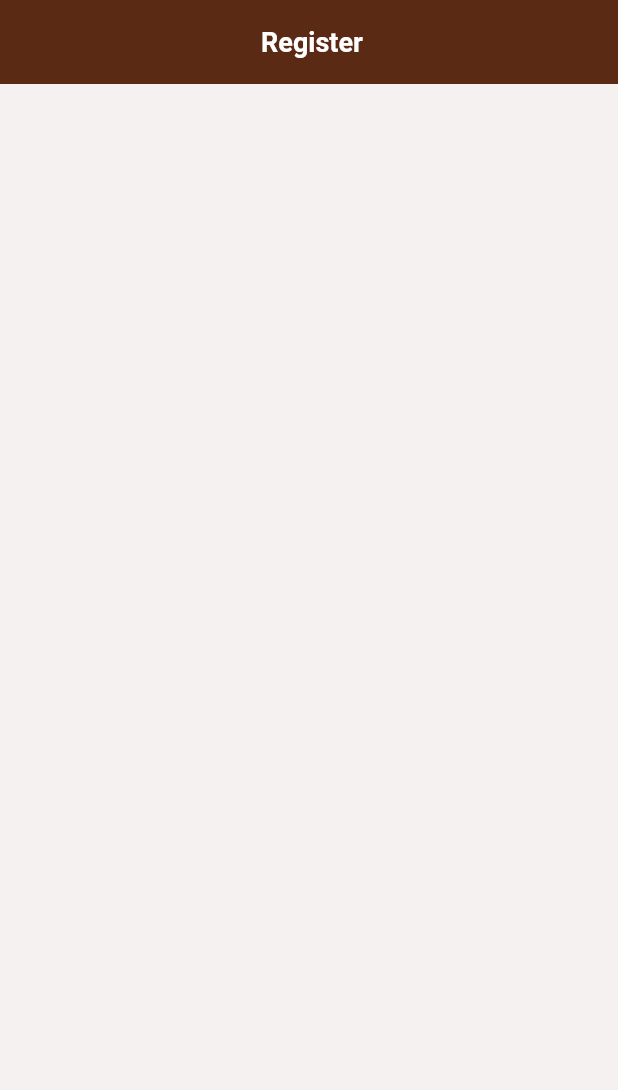
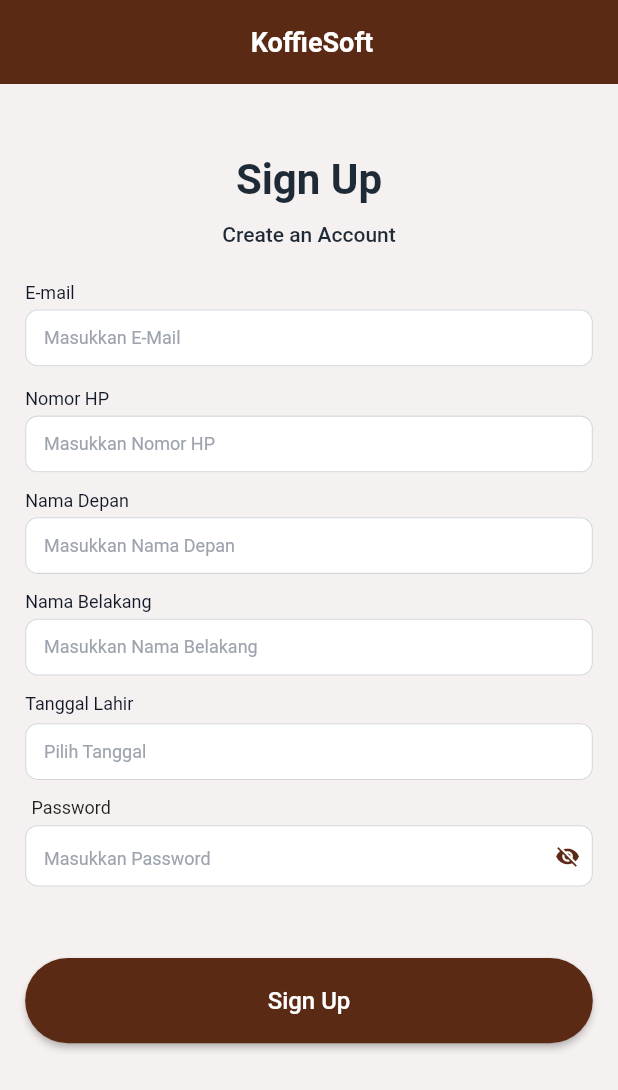
Before and after one commit to mrizkynurfajrie/Flutter-Google-Firebase-Auth, a Flutter app: the screen it shows after launch, on a phone screen of 412 x 824 dp. Shown: the top 1090 px of the screen. Run offline on Flutter 3.47's test engine with Material 2 defaults, Android fonts, the light colour scheme and no system bars; our stand-ins replace flutter_holo_date_picker, flutter_screenutil, flutter_spinkit, get, get_storage; Roboto replaces fonts that are missing (DMSans).

Commit message:
Page Register UI

```diff
--- a/lib/features/register/controller_register.dart
+++ b/lib/features/register/controller_register.dart
@@ -1,7 +1,17 @@
+import 'package:flutter/cupertino.dart';
 import 'package:get/get.dart';
 import 'package:koffiesoft_test/features/register/api_register.dart';
 
 class ControllerRegister extends GetxController {
   final ApiRegister api;
   ControllerRegister({required this.api});
+
+  var textEmail = TextEditingController();
+  var textHp = TextEditingController();
+  var textFirstname = TextEditingController();
+  var textLastname = TextEditingController();
+  var textTglLahir = TextEditingController();
+  var textPassword = TextEditingController();
+  var strictPassword = false;
+  var jenisKelamin = 1;
 }
--- a/lib/features/register/page_register.dart
+++ b/lib/features/register/page_register.dart
@@ -3,6 +3,12 @@ import 'package:flutter_screenutil/flutter_screenutil.dart';
 import 'package:get/get.dart';
 import 'package:koffiesoft_test/features/register/controller_register.dart';
 import 'package:koffiesoft_test/shared/constants/colors.dart';
+import 'package:koffiesoft_test/shared/constants/styles.dart';
+import 'package:koffiesoft_test/shared/widgets/button_primary.dart';
+import 'package:koffiesoft_test/shared/widgets/input_date.dart';
+import 'package:koffiesoft_test/shared/widgets/input_email.dart';
+import 'package:koffiesoft_test/shared/widgets/input_password.dart';
+import 'package:koffiesoft_test/shared/widgets/input_primary.dart';
 import 'package:koffiesoft_test/shared/widgets/page_decoration_top.dart';
 
 class PageRegister extends GetView<ControllerRegister> {
@@ -13,12 +19,13 @@ class PageRegister extends GetView<ControllerRegister> {
     return PageDecorationTop(
       title: '',
       centerTitle: true,
+      resizeAvoidBottom: true,
       toolbarColor: AppColor.primaryColor,
       toolbarTitleColor: AppColor.whiteColor,
       backgroundColor: AppColor.bgColor,
-      center:  const Center(
+      center: const Center(
         child: Text(
-          'Register',
+          'KoffieSoft',
           style: TextStyle(
             fontSize: 18,
             color: AppColor.whiteColor,
@@ -29,8 +36,107 @@ class PageRegister extends GetView<ControllerRegister> {
       enableBack: false,
       padding: EdgeInsets.symmetric(horizontal: 16.w, vertical: 16.h),
       child: SafeArea(
-        child: Column(
-          children: [],
+        child: SingleChildScrollView(
+          child: Center(
+            child: Column(
+              crossAxisAlignment: CrossAxisAlignment.center,
+              children: [
+                verticalSpace(32.h),
+                Text(
+                  'Sign Up',
+                  style: TextStyle(
+                    fontSize: 28,
+                    color: AppColor.neutral.shade800,
+                    fontWeight: FontWeight.w600,
+                  ),
+                  textAlign: TextAlign.center,
+                ),
+                verticalSpace(12.h),
+                Text(
+                  'Create an Account',
+                  style: TextStyle(
+                    fontSize: 14,
+                    color: AppColor.neutral.shade800,
+                    fontWeight: FontWeight.w500,
+                  ),
+                ),
+                verticalSpace(24.h),
+                InputEmail(
+                  controller: controller.textEmail,
+                  isValid: (value) {},
+                  email: (value) {},
+                  label: 'E-mail',
+                  hintText: 'Masukkan E-Mail',
+                  margin: EdgeInsets.only(top: 4.h),
+                  contentPadding: EdgeInsets.symmetric(
+                    vertical: 12.h,
+                    horizontal: 12.w,
+                  ),
+                ),
+                verticalSpace(12.h),
+                InputPrimary(
+                  controller: controller.textHp,
+                  label: 'Nomor HP',
+                  hintText: 'Masukkan Nomor HP',
+                  margin: EdgeInsets.only(top: 4.h),
+                  contentPadding: EdgeInsets.symmetric(
+                    vertical: 12.h,
+                    horizontal: 12.w,
+                  ),
+                  onTap: () {},
+                ),
+                verticalSpace(12.h),
+                InputPrimary(
+                  controller: controller.textFirstname,
+                  label: 'Nama Depan',
+                  hintText: 'Masukkan Nama Depan',
+                  margin: EdgeInsets.only(top: 4.h),
+                  contentPadding: EdgeInsets.symmetric(
+                    vertical: 12.h,
+                    horizontal: 12.w,
+                  ),
+                  onTap: () {},
+                ),
+                verticalSpace(12.h),
+                InputPrimary(
+                  controller: controller.textFirstname,
+                  label: 'Nama Belakang',
+                  hintText: 'Masukkan Nama Belakang',
+                  margin: EdgeInsets.only(top: 4.h),
+                  contentPadding: EdgeInsets.symmetric(
+                    vertical: 12.h,
+                    horizontal: 12.w,
+                  ),
+                  onTap: () {},
+                ),
+                verticalSpace(12.h),
+                InputDate(
+                  controller: controller.textTglLahir,
+                  label: 'Tanggal Lahir',
+                  selectedDate: (value) {},
+                  isValid: (value) {},
+                  boxWidth: Get.width,
+                  margin: EdgeInsets.only(top: 4.h),
+                  contentPadding: EdgeInsets.symmetric(
+                    vertical: 12.h,
+                    horizontal: 12.w,
+                  ),
+                ),
+                verticalSpace(12.h),
+                InputPassword(
+                  onChange: (value) {},
+                  controller: controller.textPassword,
+                  label: 'Password',
+                  hintText: 'Masukkan Password',
+                ),
+                verticalSpace(48.h),
+                ButtonPrimary(
+                  onPressed: () {},
+                  label: 'Sign Up',
+                ),
+              ],
+            ),
+          ),
         ),
       ),
     );
--- a/lib/shared/constants/styles.dart
+++ b/lib/shared/constants/styles.dart
@@ -48,6 +48,20 @@ class Shadows {
             blurRadius: 3,
             offset: const Offset(-1, 0)),
       ];
+}
+
+class Insets {
+  static double get arrow => 17.w;
+  static double offsetScale = 1;
+  static double get xs => 4.w;
+  static double get sm => 8.w;
+  static double get med => 12.w;
+  static double get lg => 16.w;
+  static double get xl => 20.w;
+  static double get icMenu => 24.w;
+  static double get xxl => 32.w;
+  // Offset, used for the edge of the window, or to separate large sections in the app
+  static double get offset => 40 * offsetScale;
 }
 
 class Corners {
--- /dev/null
+++ b/lib/shared/helpers/regex.dart
@@ -0,0 +1,157 @@
+import 'package:get/get_utils/src/get_utils/get_utils.dart';
+
+int getNumberFromString(String value) {
+  final data = value.replaceAll(RegExp(r'[^0-9]'), '');
+  return int.parse(data);
+}
+
+bool isValidEmail({required String email}) {
+  return GetUtils.isEmail(email);
+}
+
+bool isValidPassword({required String password, int minLength = 6}) {
+  if (password.isEmpty) {
+    return false;
+  }
+
+  // bool capitalFirst = password.substring(0, 1).contains(RegExp(r'[A-Z]'));
+  // bool hasUppercase = password.contains(RegExp(r'[A-Z]'));
+  bool hasLowercase = password.contains(RegExp(r'[a-z]'));
+  // bool hasSpecialCharacters =
+  //     password.contains(RegExp(r'[!@#$%^&*(),.?":{}|<>]'));
+  bool hasMinLength = password.length >= minLength;
+
+  return
+      // capitalFirst &&
+      hasLowercase && hasMinLength;
+  //  &&
+  // hasSpecialCharacters;
+}
+
+bool isValidNominal({required String nominal, int minNominal = 20000}) {
+  if (nominal.isEmpty) {
+    return false;
+  }
+
+  bool hasMinNominal = int.parse(nominal) >= minNominal;
+
+  return
+      // capitalFirst &&
+      hasMinNominal;
+  //  &&
+  // hasSpecialCharacters;
+}
+
+bool isValidConfirmPassword(
+    {required String password,
+    required String confirmPassword,
+    int minLength = 8}) {
+  if (confirmPassword.isEmpty) {
+    return false;
+  }
+  bool samePassword = confirmPassword == password;
+  // bool capitalFirst =
+  //     confirmPassword.substring(0, 1).contains(RegExp(r'[A-Z]'));
+  // bool hasUppercase = confirmPassword.contains(RegExp(r'[A-Z]'));
+  // bool hasDigits = confirmPassword.contains(RegExp(r'[0-9]'));
+  // bool hasLowercase = confirmPassword.contains(RegExp(r'[a-z]'));
+  // bool hasSpecialCharacters =
+  //     confirmPassword.contains(RegExp(r'[!@#$%^&*(),.?":{}|<>]'));
+  // bool hasMinLength = confirmPassword.length >= minLength;
+
+  return samePassword;
+}
+
+bool isValidUsername({required String username, int minLength = 8}) {
+  if (username.isEmpty) {
+    return false;
+  }
+
+  // bool hasUppercase = username.contains(new RegExp(r'[A-Z]'));
+  // bool hasDigits = username.contains(new RegExp(r'[0-9]'));
+  // bool hasLowercase = username.contains(new RegExp(r'[a-z]'));
+  // bool hasSpecialCharacters = username.contains(new RegExp(r'[!@#$%^&*()]'));
+  bool hasSpecialCharacters = username.contains(RegExp(r'[-+~<>?]'));
+  bool hasMinLength = username.length >= minLength;
+  bool hasSpace = username.contains(' ');
+
+  // return hasDigits &
+  //     hasUppercase &
+  //     hasLowercase &
+  //     hasMinLength &
+  //     hasSpecialCharacters;
+  return hasMinLength && !hasSpecialCharacters && !hasSpace;
+}
+
+bool isValidName({required String name, int minLength = 3}) {
+  if (name.isEmpty) {
+    return false;
+  }
+  // bool hasSpecialCharacters = name.contains(RegExp(r'[-+~<>?]'));
+  // bool hasDigits = name.contains(RegExp(r'[0-9]'));
+  bool hasMinLength = name.length >= minLength;
+
+  return hasMinLength;
+  //  && !hasSpecialCharacters && !hasDigits;
+}
+
+bool isValidDate({required String date, int minLength = 10}) {
+  if (date.isEmpty) {
+    return false;
+  }
+  bool hasMinLength = date.length >= minLength;
+
+  return hasMinLength;
+}
+
+bool isValidAccountNo({required String acoountNo, int maxLength = 10}) {
+  if (acoountNo.isEmpty) {
+    return false;
+  }
+  bool hasSpecialCharacters =
+      acoountNo.contains(RegExp(r'[!@#$%^&*(),.?":{}|<>]'));
+  bool hasMaxLength = acoountNo.length <= maxLength;
+  bool hasDigits = acoountNo.contains(RegExp(r'[0-9]'));
+
+  return hasMaxLength && hasDigits && !hasSpecialCharacters;
+}
+
+bool isValidIdNumber({required String idNumber, int minLength = 16}) {
+  if (idNumber.isEmpty) {
+    return false;
+  }
+  bool hasSpecialCharacters =
+      idNumber.contains(RegExp(r'[!@#$%^&*(),.?":{}|<>]'));
+  bool hasMinLength = idNumber.length >= minLength;
+  bool hasDigits = idNumber.contains(RegExp(r'[0-9]'));
+
+  return hasMinLength && hasDigits && !hasSpecialCharacters;
+}
+
+bool isValidPhoneNumber({required String phoneNumber, int minLength = 9}) {
+  if (phoneNumber.isEmpty) {
+    return false;
+  }
+  String phoneNum = phoneNumber;
+
+  bool hasDigits = phoneNum
+      .contains(RegExp(r'^[+]*[(]{0,1}[0-9]{1,4}[)]{0,1}[-\s\./0-9]*$'));
+  bool hasMinLength = phoneNum.length >= minLength;
+
+  return hasMinLength && hasDigits;
+}
+
+String phoneNumberFormat({required String phone}) {
+  String number = phone
+      .replaceAll(RegExp(r'[^\w\s]+'), '')
+      .replaceAll(RegExp(r"\s\b|\b\s"), "");
+  number = number.replaceFirst('62', '0');
+  return number;
+}
+
+bool isValidNotEmpty({required String data}) {
+  if (data.isEmpty) {
+    return false;
+  }
+  return true;
+}
--- /dev/null
+++ b/lib/shared/widgets/input_date.dart
@@ -0,0 +1,161 @@
+import 'package:flutter_holo_date_picker/flutter_holo_date_picker.dart';
+import 'package:flutter/material.dart';
+import 'package:flutter/services.dart';
+import 'package:intl/intl.dart';
+import 'package:flutter_screenutil/flutter_screenutil.dart';
+import 'package:koffiesoft_test/shared/constants/colors.dart';
+import 'package:koffiesoft_test/shared/constants/styles.dart';
+
+class InputDate extends StatefulWidget {
+  final String hintText;
+  final String? Function(String?)? validate;
+  final Widget? prefixIcon;
+  final Widget? suffixIcon;
+  final String label;
+  final TextEditingController controller;
+  final DateTime? initialDate;
+  final DateTime? firstDate;
+  final DateTime? lastDate;
+  final ValueSetter<DateTime> selectedDate;
+  final ValueSetter<bool> isValid;
+  final double? boxWidth;
+  final double? boxHeight;
+  final EdgeInsets? padding;
+  final EdgeInsets? margin;
+  final InputBorder? enabledBorder;
+  final InputBorder? errorBorder;
+  final InputBorder? focusedBorder;
+  final EdgeInsets? contentPadding;
+  final Color? inputColor;
+  final TextStyle? hintStyles;
+  final InputBorder? inputBorder;
+  final FontStyle? hintFontStyle;
+
+  const InputDate({
+    Key? key,
+    this.hintText = 'Pilih Tanggal',
+    this.validate,
+    this.prefixIcon,
+    this.suffixIcon,
+    this.label = '',
+    required this.controller,
+    this.initialDate,
+    this.firstDate,
+    this.lastDate,
+    required this.selectedDate,
+    required this.isValid,
+    this.boxWidth,
+    this.boxHeight,
+    this.padding,
+    this.margin,
+    this.enabledBorder,
+    this.errorBorder,
+    this.focusedBorder,
+    this.contentPadding,
+    this.inputColor,
+    this.hintStyles,
+    this.inputBorder,
+    this.hintFontStyle,
+  }) : super(key: key);
+
+  @override
+  _InputDateState createState() => _InputDateState();
+}
+
+class _InputDateState extends State<InputDate> {
+  String _date = '';
+
+  void _selectDate() async {
+    var datePicked = await DatePicker.showSimpleDatePicker(context,
+        initialDate: widget.initialDate ?? DateTime.now(),
+        firstDate: widget.firstDate ?? DateTime(1900),
+        lastDate: widget.lastDate ?? DateTime(2030),
+        dateFormat: "dd-MMMM-yyyy",
+        // locale: DateTimePickerLocale.id,
+        looping: false,
+        textColor: Theme.of(context).primaryColor,
+        cancelText: 'Batal',
+        titleText: 'Pilih Tanggal',
+        itemTextStyle: TextStyle(
+          fontSize: 14,
+          color: AppColor.neutral.shade800,
+        ));
+
+    if (datePicked != null) {
+      setState(() {
+        _date = DateFormat('yyyy-MM-dd').format(datePicked);
+        // _date = FormatDateTime.formatDateWithoutHour(value: datePicked);
+      });
+
+      widget.controller.text = _date;
+      var selectDate = DateTime.parse(_date);
+      widget.selectedDate(selectDate);
+      FocusManager.instance.primaryFocus?.unfocus();
+    }
+  }
+
+  @override
+  Widget build(BuildContext context) {
+    return Column(
+      crossAxisAlignment: CrossAxisAlignment.start,
+      children: [
+        widget.label != ''
+            ? Container(
+                margin: EdgeInsets.only(
+                  bottom: 2.h,
+                ),
+                child: Text(
+                  widget.label,
+                  style: const TextStyle(
+                      fontSize: 12,
+                      color: AppColor.neutral,
+                      fontWeight: FontWeight.w400),
+                ),
+              )
+            : verticalSpace(0),
+        Container(
+          padding: widget.padding,
+          width: widget.boxWidth,
+          height: widget.boxHeight,
+          margin: widget.margin ?? EdgeInsets.zero,
+          child: TextFormField(
+            onTap: _selectDate,
+            readOnly: true,
+            cursorColor: Theme.of(context).primaryColor,
+            autovalidateMode: AutovalidateMode.onUserInteraction,
+            keyboardType: TextInputType.datetime,
+            controller: widget.controller,
+            inputFormatters: [LengthLimitingTextInputFormatter(10)],
+            validator: widget.validate ??
+                (value) {
+                  if (value.toString().isEmpty) {
+                    widget.isValid(false);
+                    return 'Pilih tanggal';
+                  }
+
+                  widget.isValid(true);
+                  return null;
+                },
+            style: const TextStyle(
+              fontSize: 12,
+              color: AppColor.neutral,
+            ),
+            decoration: inputDecoration(
+              hintText: widget.hintText,
+              hintStyles: widget.hintStyles,
+              prefixIcon: widget.prefixIcon,
+              suffixIcon: widget.suffixIcon,
+              fontStyle: widget.hintFontStyle,
+              enabledBorder: widget.enabledBorder,
+              focusedBorder: widget.focusedBorder,
+              errorBorder: widget.errorBorder,
+              border: widget.inputBorder,
+              contentPadding: widget.contentPadding,
+              color: widget.inputColor ?? AppColor.whiteColor,
+            ),
+          ),
+        ),
+      ],
+    );
+  }
+}
--- /dev/null
+++ b/lib/shared/widgets/input_email.dart
@@ -0,0 +1,128 @@
+import 'package:get/get.dart';
+import 'package:flutter/material.dart';
+import 'package:flutter/services.dart';
+import 'package:flutter_screenutil/flutter_screenutil.dart';
+import 'package:koffiesoft_test/shared/constants/colors.dart';
+import 'package:koffiesoft_test/shared/constants/styles.dart';
+
+class InputEmail extends StatefulWidget {
+  final String hintText;
+  final String? Function(String?)? validate;
+  final Widget? prefixIcon;
+  final Widget? suffixIcon;
+  final String label;
+  final TextEditingController controller;
+  final List<TextInputFormatter>? inputFormatters;
+  final TextCapitalization textCapitalization;
+  final bool obsecureText;
+  final ValueSetter<bool> isValid;
+  final ValueSetter<String> email;
+  final String? Function(String?)? onChange;
+  final double? boxWidth;
+  final EdgeInsets? padding;
+  final EdgeInsets? margin;
+  final InputBorder? enabledBorder;
+  final InputBorder? errorBorder;
+  final InputBorder? focusedBorder;
+  final EdgeInsets? contentPadding;
+  final Color? inputColor;
+  final TextStyle? hintStyles;
+  final InputBorder? inputBorder;
+
+  const InputEmail({
+    Key? key,
+    this.hintText = '',
+    this.validate,
+    this.onChange,
+    this.prefixIcon,
+    this.suffixIcon,
+    this.label = '',
+    required this.controller,
+    this.inputFormatters,
+    this.textCapitalization = TextCapitalization.none,
+    this.obsecureText = false,
+    required this.isValid,
+    required this.email,
+    this.boxWidth,
+    this.padding,
+    this.margin,
+    this.enabledBorder,
+    this.errorBorder,
+    this.focusedBorder,
+    this.contentPadding,
+    this.inputColor,
+    this.hintStyles,
+    this.inputBorder,
+  }) : super(key: key);
+
+  @override
+  _InputEmailState createState() => _InputEmailState();
+}
+
+class _InputEmailState extends State<InputEmail> {
+  @override
+  Widget build(BuildContext context) {
+    return SizedBox(
+      width: widget.boxWidth,
+      child: Column(
+        crossAxisAlignment: CrossAxisAlignment.start,
+        children: [
+          widget.label != ''
+              ? SizedBox(
+                  child: Text(
+                    widget.label,
+                    style: const TextStyle(
+                        fontSize: 12,
+                        color: AppColor.neutral,
+                        fontWeight: FontWeight.w400),
+                  ),
+                )
+              : verticalSpace(0),
+          Container(
+            padding: EdgeInsets.only(bottom: 3.h),
+            margin: widget.margin,
+            child: TextFormField(
+              enableInteractiveSelection: true,
+              cursorColor: Theme.of(context).primaryColor,
+              autovalidateMode: AutovalidateMode.onUserInteraction,
+              keyboardType: TextInputType.emailAddress,
+              controller: widget.controller,
+              obscureText: widget.obsecureText,
+              inputFormatters: widget.inputFormatters,
+              textCapitalization: widget.textCapitalization,
+              onChanged: widget.onChange,
+              validator: widget.validate ??
+                  (value) {
+                    if (!GetUtils.isEmail(value.toString())) {
+                      widget.isValid(false);
+                      widget.email('');
+                      return 'Format email belum benar';
+                    }
+                    widget.email(value.toString());
+                    widget.isValid(true);
+                    return null;
+                  },
+              style: TextStyle(
+                fontSize: 12,
+                color: AppColor.neutral.shade800,
+                fontWeight: FontWeight.w400,
+              ),
+              decoration: inputDecoration(
+                hintText: widget.hintText,
+                hintStyles: widget.hintStyles,
+                prefixIcon: widget.prefixIcon,
+                suffixIcon: widget.suffixIcon,
+                enabledBorder: widget.enabledBorder,
+                focusedBorder: widget.focusedBorder,
+                errorBorder: widget.errorBorder,
+                border: widget.inputBorder,
+                contentPadding: widget.contentPadding,
+                color: widget.inputColor ?? AppColor.whiteColor,
+              ),
+            ),
+          ),
+        ],
+      ),
+    );
+  }
+}
--- /dev/null
+++ b/lib/shared/widgets/input_password.dart
@@ -0,0 +1,143 @@
+import 'package:flutter/material.dart';
+import 'package:flutter/services.dart';
+import 'package:flutter_screenutil/flutter_screenutil.dart';
+import 'package:koffiesoft_test/shared/constants/colors.dart';
+import 'package:koffiesoft_test/shared/constants/styles.dart';
+import 'package:koffiesoft_test/shared/helpers/regex.dart';
+
+class InputPassword extends StatefulWidget {
+  final String hintText;
+  final String? Function(String?)? validate;
+  final Function(String) onChange;
+  final Widget? prefixIcon;
+  final Widget? suffixIcon;
+  final String label;
+  final TextStyle? labelStyle;
+  final TextEditingController controller;
+  final List<TextInputFormatter>? inputFormatters;
+  final TextCapitalization textCapitalization;
+  final double? boxWidth;
+  final EdgeInsets? padding;
+  final EdgeInsets? margin;
+
+  const InputPassword({
+    Key? key,
+    this.hintText = '',
+    this.validate,
+    required this.onChange,
+    this.prefixIcon,
+    this.suffixIcon,
+    this.label = '',
+    this.labelStyle,
+    required this.controller,
+    this.inputFormatters,
+    this.textCapitalization = TextCapitalization.none,
+    this.boxWidth,
+    this.padding,
+    this.margin,
+  }) : super(key: key);
+
+  @override
+  _InputPasswordState createState() => _InputPasswordState();
+}
+
+class _InputPasswordState extends State<InputPassword> {
+  bool _obsecureText = true;
+  @override
+  Widget build(BuildContext context) {
+    return Column(
+      crossAxisAlignment: CrossAxisAlignment.start,
+      children: [
+        widget.label != ''
+            ? Container(
+                margin: EdgeInsets.only(
+                  bottom: Insets.xs,
+                  left: 4.w,
+                ),
+                child: Text(
+                  widget.label,
+                  style: widget.labelStyle ??
+                      const TextStyle(
+                        fontSize: 12,
+                        fontWeight: FontWeight.normal,
+                        height: 1.15,
+                      ),
+                ),
+              )
+            : verticalSpace(0),
+        Container(
+          padding: widget.padding ??
+              EdgeInsets.symmetric(horizontal: 0.w, vertical: 0.h),
+          margin: widget.margin ?? EdgeInsets.zero,
+          width: widget.boxWidth,
+          child: TextFormField(
+            enableInteractiveSelection: true,
+            cursorColor: Theme.of(context).primaryColor,
+            autovalidateMode: AutovalidateMode.onUserInteraction,
+            onChanged: widget.onChange,
+            keyboardType: TextInputType.text,
+            controller: widget.controller,
+            obscureText: _obsecureText,
+            inputFormatters: widget.inputFormatters,
+            textCapitalization: widget.textCapitalization,
+            validator: widget.validate ??
+                (value) {
+                  if (!isValidPassword(password: value.toString())) {
+                    return '- Kata Sandi minimal 6 karakter\n'
+                        // '- Diawali huruf kapital\n' +
+                        ;
+                  }
+                  return null;
+                },
+            style: const TextStyle(
+              fontSize: 18,
+              fontWeight: FontWeight.w400,
+            ),
+            decoration: InputDecoration(
+              fillColor: AppColor.whiteColor,
+              isDense: true,
+              filled: true,
+              contentPadding:
+                  EdgeInsets.symmetric(horizontal: 12.w, vertical: 10.h),
+              enabledBorder: BorderStyles.enableTextField,
+              errorBorder: BorderStyles.errorTextField,
+              border: BorderStyles.disableTextField,
+              focusedBorder: BorderStyles.focusTextField,
+              hintText: widget.hintText,
+              hintStyle: TextStyle(
+                fontSize: 12,
+                fontWeight: FontWeight.normal,
+                color: AppColor.neutral.shade400,
+                fontStyle: FontStyle.normal,
+              ),
+              prefixIcon: widget.prefixIcon,
+              suffixIconConstraints:
+                  BoxConstraints(minHeight: Sizes.lg, minWidth: Sizes.lg),
+              suffixIcon: GestureDetector(
+                behavior: HitTestBehavior.translucent,
+                onTap: onTap,
+                child: _obsecureText
+                    ? Icon(
+                        Icons.visibility_off,
+                        size: 16.w,
+                        color: AppColor.primaryColor,
+                      )
+                    : Icon(
+                        Icons.visibility,
+                        size: 16.w,
+                        color: AppColor.primaryColor,
+                      ),
+              ),
+            ),
+          ),
+        ),
+      ],
+    );
+  }
+
+  void onTap() {
+    setState(() {
+      _obsecureText = !_obsecureText;
+    });
+  }
+}
--- a/pubspec.yaml
+++ b/pubspec.yaml
@@ -36,6 +36,8 @@ dependencies:
   get_storage: ^2.0.3
   http: ^0.13.5
   flutter_spinkit: ^5.0.0
+  intl: ^0.17.0
+  flutter_holo_date_picker: ^1.0.0-nullsafety.4
 
 
   # The following adds the Cupertino Icons font to your application.
```
Also changed, not shown: pubspec.lock.
